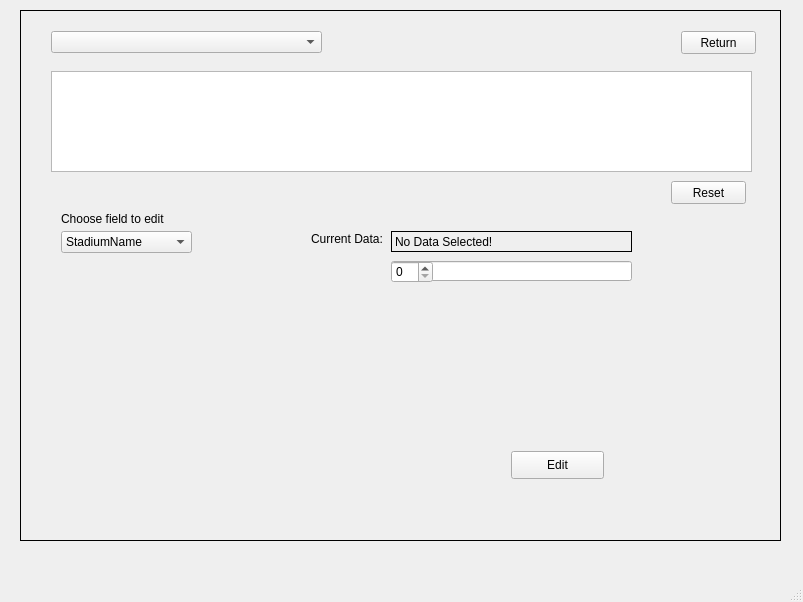
Qt form CS1D_Project_2/mainwindow.ui (hicholasnu/Take-Me-Out-To-The-Ballgame) before a commit.
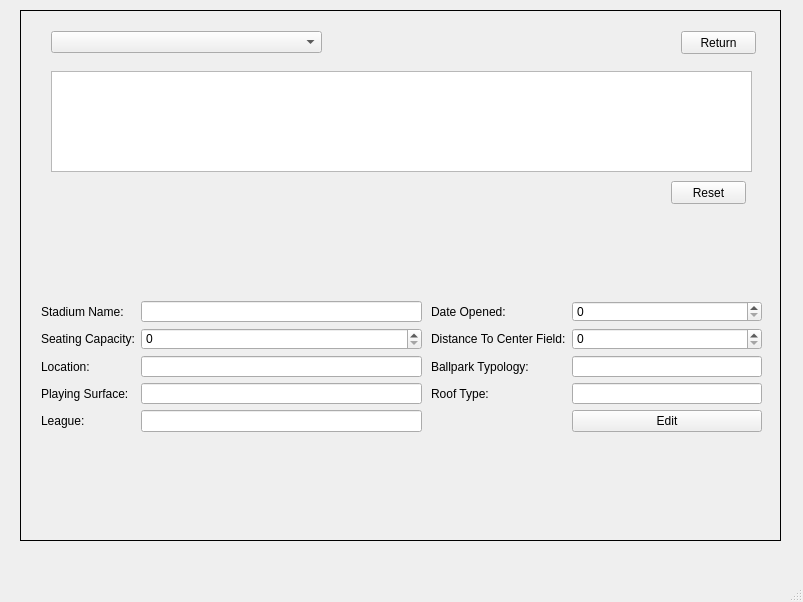
The same form after that commit.

Commit message: Finished editing stadium

```diff
--- a/CS1D_Project_2/mainwindow.ui
+++ b/CS1D_Project_2/mainwindow.ui
@@ -942,135 +942,138 @@
        </rect>
       </property>
      </widget>
-     <widget class="QPushButton" name="pushButtonEditData">
+     <widget class="QWidget" name="formLayoutWidget_2">
       <property name="geometry">
        <rect>
-        <x>490</x>
-        <y>440</y>
-        <width>93</width>
-        <height>28</height>
+        <x>20</x>
+        <y>290</y>
+        <width>381</width>
+        <height>131</height>
        </rect>
       </property>
-      <property name="text">
-       <string>Edit</string>
-      </property>
+      <layout class="QFormLayout" name="formLayout">
+       <item row="1" column="0">
+        <widget class="QLabel" name="labelSeatingCapacity">
+         <property name="text">
+          <string>Seating Capacity:</string>
+         </property>
+        </widget>
+       </item>
+       <item row="2" column="0">
+        <widget class="QLabel" name="labelLocation">
+         <property name="text">
+          <string>Location:</string>
+         </property>
+        </widget>
+       </item>
+       <item row="0" column="0">
+        <widget class="QLabel" name="labelStadiumName">
+         <property name="text">
+          <string>Stadium Name:</string>
+         </property>
+        </widget>
+       </item>
+       <item row="3" column="0">
+        <widget class="QLabel" name="labelPlayingSurface">
+         <property name="text">
+          <string>Playing Surface:</string>
+         </property>
+        </widget>
+       </item>
+       <item row="4" column="0">
+        <widget class="QLabel" name="labelLeague">
+         <property name="text">
+          <string>League:</string>
+         </property>
+        </widget>
+       </item>
+       <item row="0" column="1">
+        <widget class="QLineEdit" name="lineEditStadiumName"/>
+       </item>
+       <item row="1" column="1">
+        <widget class="QSpinBox" name="spinBoxSeatingCapacity">
+         <property name="maximum">
+          <number>999999999</number>
+         </property>
+        </widget>
+       </item>
+       <item row="2" column="1">
+        <widget class="QLineEdit" name="lineEditLocation"/>
+       </item>
+       <item row="3" column="1">
+        <widget class="QLineEdit" name="lineEditPlayingSurface"/>
+       </item>
+       <item row="4" column="1">
+        <widget class="QLineEdit" name="lineEditLeague"/>
+       </item>
+      </layout>
      </widget>
-     <widget class="QComboBox" name="comboBoxChooseFieldToEdit">
+     <widget class="QWidget" name="formLayoutWidget_3">
       <property name="geometry">
        <rect>
-        <x>40</x>
-        <y>220</y>
-        <width>131</width>
-        <height>22</height>
+        <x>410</x>
+        <y>290</y>
+        <width>331</width>
+        <height>131</height>
        </rect>
       </property>
-      <item>
-       <property name="text">
-        <string>StadiumName</string>
-       </property>
-      </item>
-      <item>
-       <property name="text">
-        <string>SeatingCapacity</string>
-       </property>
-      </item>
-      <item>
-       <property name="text">
-        <string>Location</string>
-       </property>
-      </item>
-      <item>
-       <property name="text">
-        <string>PlayingSurface</string>
-       </property>
-      </item>
-      <item>
-       <property name="text">
-        <string>League</string>
-       </property>
-      </item>
-      <item>
-       <property name="text">
-        <string>DateOpened</string>
-       </property>
-      </item>
-      <item>
-       <property name="text">
-        <string>DistanceToCenter</string>
-       </property>
-      </item>
-      <item>
-       <property name="text">
-        <string>BallParkTypology</string>
-       </property>
-      </item>
-      <item>
-       <property name="text">
-        <string>RoofType</string>
-       </property>
-      </item>
-     </widget>
-     <widget class="QLabel" name="labelChooseFieldToEdit">
-      <property name="geometry">
-       <rect>
-        <x>40</x>
-        <y>200</y>
-        <width>121</width>
-        <height>16</height>
-       </rect>
-      </property>
-      <property name="text">
-       <string>Choose field to edit</string>
-      </property>
-     </widget>
-     <widget class="QLabel" name="labelCurrentData">
-      <property name="geometry">
-       <rect>
-        <x>290</x>
-        <y>220</y>
-        <width>71</width>
-        <height>16</height>
-       </rect>
-      </property>
-      <property name="text">
-       <string>Current Data:</string>
-      </property>
-     </widget>
-     <widget class="QLabel" name="labelShowCurrentData">
-      <property name="geometry">
-       <rect>
-        <x>370</x>
-        <y>220</y>
-        <width>241</width>
-        <height>21</height>
-       </rect>
-      </property>
-      <property name="frameShape">
-       <enum>QFrame::Box</enum>
-      </property>
-      <property name="text">
-       <string>No Data Selected!</string>
-      </property>
-     </widget>
-     <widget class="QLineEdit" name="lineEditInputStringData">
-      <property name="geometry">
-       <rect>
-        <x>370</x>
-        <y>250</y>
-        <width>241</width>
-        <height>20</height>
-       </rect>
-      </property>
-     </widget>
-     <widget class="QSpinBox" name="spinBoxInputIntData">
-      <property name="geometry">
-       <rect>
-        <x>370</x>
-        <y>250</y>
-        <width>42</width>
-        <height>22</height>
-       </rect>
-      </property>
+      <layout class="QFormLayout" name="formLayout_2">
+       <item row="0" column="0">
+        <widget class="QLabel" name="labelDateOpened">
+         <property name="text">
+          <string>Date Opened:</string>
+         </property>
+        </widget>
+       </item>
+       <item row="0" column="1">
+        <widget class="QSpinBox" name="spinBoxDateOpened">
+         <property name="maximum">
+          <number>999999999</number>
+         </property>
+        </widget>
+       </item>
+       <item row="1" column="0">
+        <widget class="QLabel" name="labelDistanceToCenterField">
+         <property name="text">
+          <string>Distance To Center Field:</string>
+         </property>
+        </widget>
+       </item>
+       <item row="1" column="1">
+        <widget class="QSpinBox" name="spinBoxDistanceToCenterField">
+         <property name="maximum">
+          <number>999999999</number>
+         </property>
+        </widget>
+       </item>
+       <item row="2" column="0">
+        <widget class="QLabel" name="labelBallParkTypology">
+         <property name="text">
+          <string>Ballpark Typology:</string>
+         </property>
+        </widget>
+       </item>
+       <item row="2" column="1">
+        <widget class="QLineEdit" name="lineEditBallParkTypology"/>
+       </item>
+       <item row="3" column="0">
+        <widget class="QLabel" name="labelRoofType">
+         <property name="text">
+          <string>Roof Type:</string>
+         </property>
+        </widget>
+       </item>
+       <item row="3" column="1">
+        <widget class="QLineEdit" name="lineEditRoofType"/>
+       </item>
+       <item row="4" column="1">
+        <widget class="QPushButton" name="pushButtonEditData">
+         <property name="text">
+          <string>Edit</string>
+         </property>
+        </widget>
+       </item>
+      </layout>
      </widget>
     </widget>
    </widget>
```
The commit also changes 12 other files.
